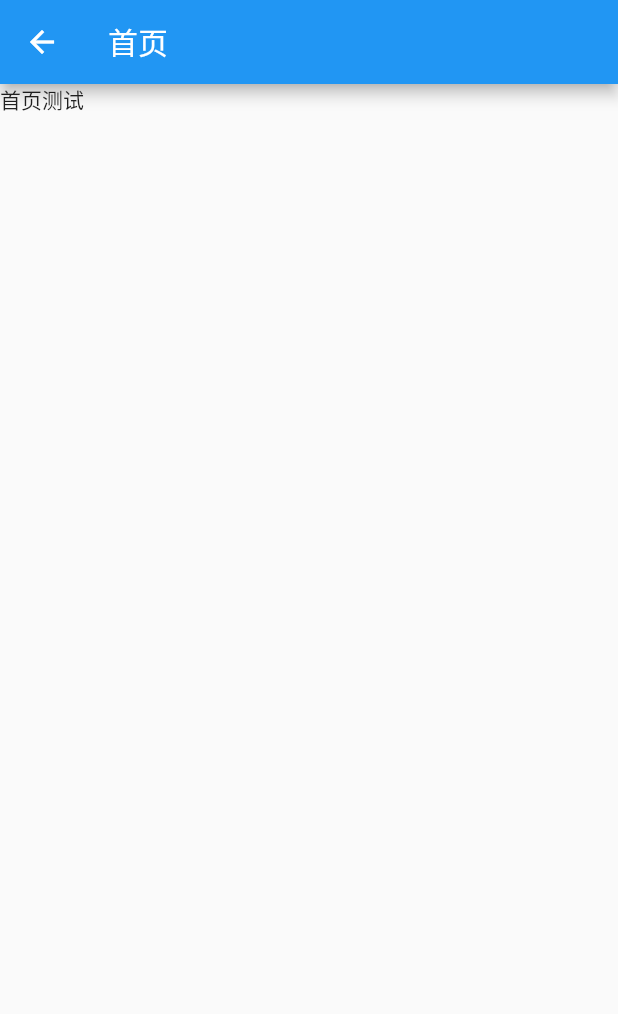
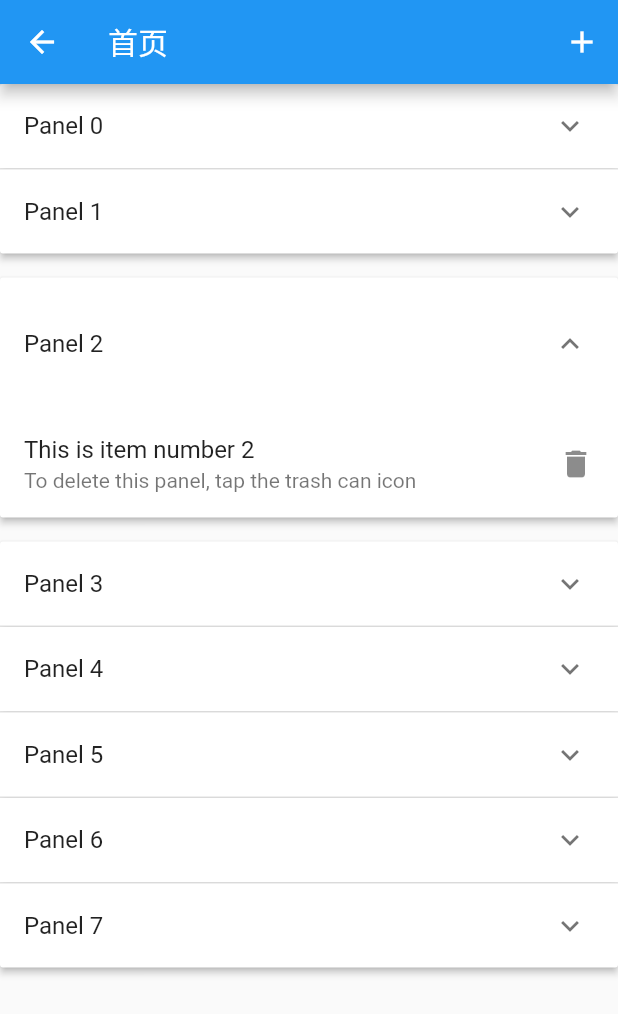
Before and after one commit to yangxuy/flutter-demo, a Flutter app: the HomePage screen opened by its route, on a phone screen of 412 x 824 dp. Shown: the top 1014 px of the screen. Run offline on Flutter 3.47's test engine with Material 2 defaults, Android fonts, the phone set to English and light mode, and no system bars; our stand-ins replace dio.

Commit message:
fix weix dilog expand

```diff
--- a/lib/base_ext/model_ext.dart
+++ b/lib/base_ext/model_ext.dart
@@ -1,7 +1,9 @@
 import 'package:flutter/cupertino.dart';
+import 'package:flutter/foundation.dart';
 import 'package:flutter/material.dart';
 import 'package:demo2/page_config/base_model_logic.dart';
 import 'package:demo2/route_config/pop_route/index.dart';
+import 'package:flutter/scheduler.dart';
 
 /// 扩展BaseModelLogic 添加弹窗
 mixin LoadingModel on BaseModelLogic {
@@ -29,3 +31,12 @@ mixin LoadingModel on BaseModelLogic {
     ShowPopupPage.closePopupPage(context);
   }
 }
+
+mixin  SingleTickerProviderModelMixin on BaseModelLogic implements TickerProvider{
+  Ticker _ticker;
+  @override
+  Ticker createTicker(TickerCallback onTick){
+    _ticker = Ticker(onTick, debugLabel: kDebugMode ? 'created by $this' : null);
+    return _ticker;
+  }
+}
--- a/lib/main.dart
+++ b/lib/main.dart
@@ -19,3 +19,19 @@ class MyApp extends StatelessWidget {
     );
   }
 }
+
+class Text extends StatefulWidget {
+  @override
+  _TextState createState() => _TextState();
+}
+
+class _TextState extends State<Text> with AutomaticKeepAliveClientMixin {
+  @override
+  Widget build(BuildContext context) {
+    return Container();
+  }
+
+  @override
+  // TODO: implement wantKeepAlive
+  bool get wantKeepAlive => throw UnimplementedError();
+}
--- a/lib/page_config/base_model_logic.dart
+++ b/lib/page_config/base_model_logic.dart
@@ -55,7 +55,6 @@ class BaseModelLogic extends ChangeNotifier {
 
   @override
   void dispose() {
-    print('dispose');
     _compositionSubscription.dispose();
     _compositionSubscription.clear();
     if (_onDisposedCallbackSet != null) {
--- a/lib/pages/home/home_model_logic.dart
+++ b/lib/pages/home/home_model_logic.dart
@@ -1,3 +1,63 @@
+import 'package:demo2/base_ext/model_ext.dart';
 import 'package:demo2/page_config/base_model_logic.dart';
+import 'package:demo2/route_config/page_overlay/index.dart';
+import 'package:flutter/material.dart';
 
-class HomeModelLogic extends BaseModelLogic {}
+class Item {
+  Item({
+    this.id,
+    this.expandedValue,
+    this.headerValue,
+  });
+
+  int id;
+  String expandedValue;
+  String headerValue;
+}
+
+class HomeModelLogic extends BaseModelLogic with SingleTickerProviderModelMixin {
+  static List<Item> _data = generateItems(8);
+
+  showOverLay() {
+    ShowOverlayPage.showPopMenuWithAnimation(this);
+  }
+
+  static List<Item> generateItems(int numberOfItems) {
+    return List.generate(numberOfItems, (int index) {
+      return Item(
+        id: index,
+        headerValue: 'Panel $index',
+        expandedValue: 'This is item number $index',
+      );
+    });
+  }
+
+  Widget buildPanel() {
+    return ExpansionPanelList.radio(
+      initialOpenPanelValue: 2,
+      children: _data.map<ExpansionPanelRadio>((Item item) {
+        return ExpansionPanelRadio(
+          value: item.id,
+          headerBuilder: (BuildContext context, bool isExpanded) {
+            return ListTile(
+              title: Text(item.headerValue),
+            );
+          },
+          body: ListTile(
+            title: Text(item.expandedValue),
+            subtitle: Text('To delete this panel, tap the trash can icon'),
+            trailing: Icon(Icons.delete),
+            onTap: () {
+              handlerDelItem(item);
+            },
+          ),
+        );
+      }).toList(),
+    );
+  }
+
+  handlerDelItem(item) {
+    _data.removeWhere((currentItem) => item == currentItem);
+    notify();
+  }
+}
--- a/lib/pages/home/home_page.dart
+++ b/lib/pages/home/home_page.dart
@@ -6,18 +6,21 @@ import 'home_model_logic.dart';
 class HomePage extends StatelessWidget {
   @override
   Widget build(BuildContext context) {
+    return BasePage(
+      create: (_) => HomeModelLogic()..attach(context),
+      builder: (_,HomeModelLogic p,__){
         return Scaffold(
           appBar: AppBar(
             title: Text('首页'),
+            actions: <Widget>[
+              IconButton(icon: Icon(Icons.add), onPressed: p.showOverLay)
+            ],
           ),
-      body: BasePage(
-        create: (_) => HomeModelLogic()..attach(context),
-        builder: (_, HomeModelLogic logic, child) {
-          return Column(
-            children: <Widget>[Text('首页测试')],
+          body:SingleChildScrollView(
+            child: p.buildPanel(),
+          ),
         );
       },
-      ),
     );
   }
 }
```
Also changed, not shown: lib/pages/login/login_model.dart (+5 -6 lines), lib/route_config/page_overlay/index.dart (added, +152 -0 lines). Lines whose indentation alone changed are shown as unchanged.
